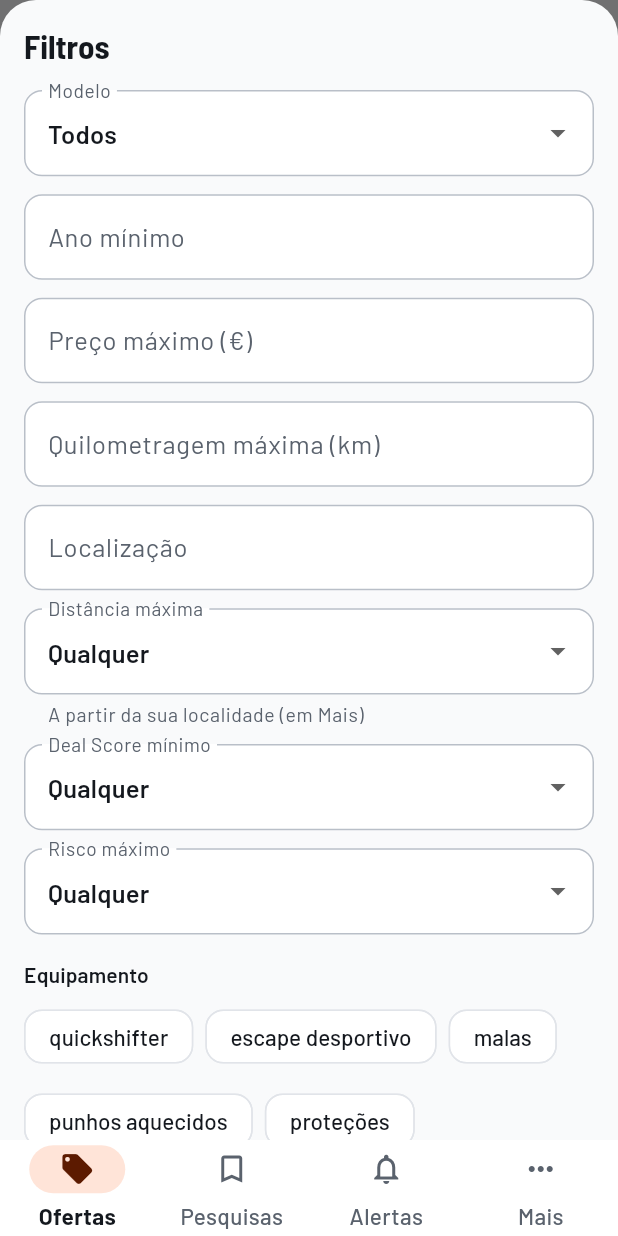
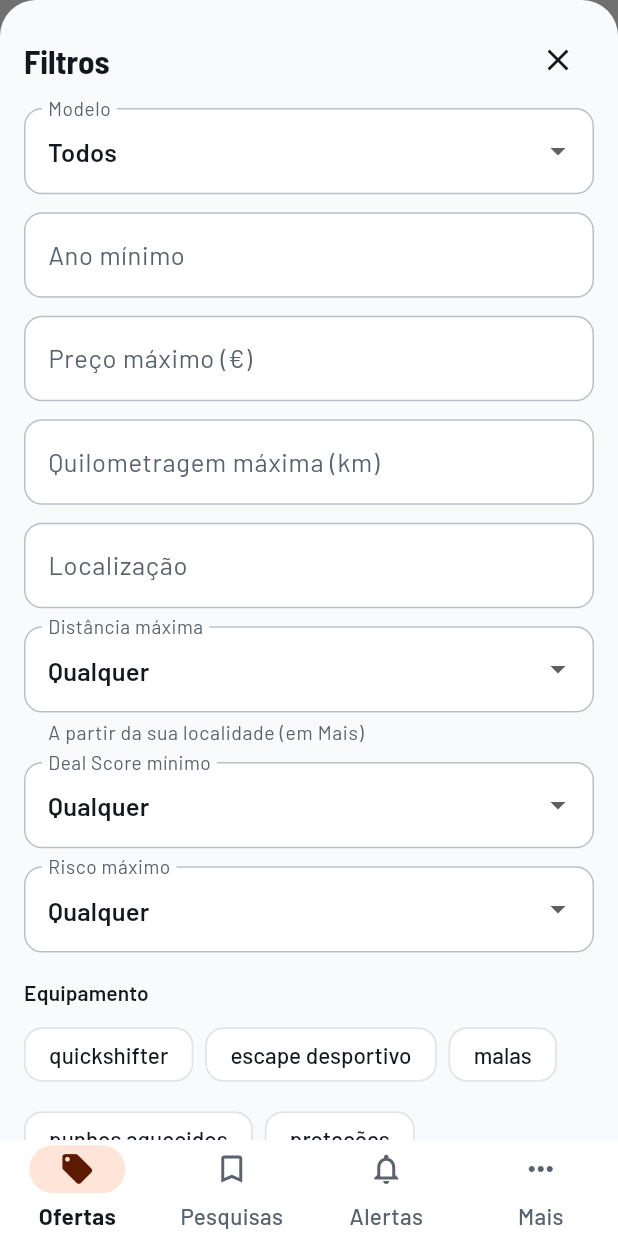
Before and after one commit to rafaelfaria1323/motorcycle-deal-tracker, a Flutter app: the screen it shows after launch, after a tap on the "tune" icon, on a phone screen of 412 x 824 dp. Run offline on Flutter 3.47's test engine with Material 3 defaults, Android fonts, the phone set to English and light mode, and no system bars; our stand-ins replace equatable, flutter_bloc, get_it, go_router, supabase, supabase_flutter; missing offline and left inert: dart:js_interop; accounts and stored records are empty; network calls fail.

Commit message:
fix(app): close button on the filters sheet (15.16)
The sheet fills the phone's screen, so there was no backdrop to tap.

Co-Authored-By: Claude Opus 5.5 <noreply@anthropic.com>
Claude-Session: https://claude.ai/code/session_012Qsimqdoa35Cf1xtr2Jz16

```diff
--- a/app/lib/features/listings/presentation/widgets/filters_sheet.dart
+++ b/app/lib/features/listings/presentation/widgets/filters_sheet.dart
@@ -86,8 +86,24 @@ class _FiltersSheetState extends State<FiltersSheet> {
         mainAxisSize: MainAxisSize.min,
         crossAxisAlignment: CrossAxisAlignment.stretch,
         children: [
-          Text('Filtros', style: Theme.of(context).textTheme.titleLarge),
-          const SizedBox(height: 16),
+          Row(
+            children: [
+              Expanded(
+                child: Text(
+                  'Filtros',
+                  style: Theme.of(context).textTheme.titleLarge,
+                ),
+              ),
+              // The sheet fills the screen on a phone, so there is no
+              // backdrop to tap: closing keeps the current filters.
+              IconButton(
+                tooltip: 'Fechar',
+                icon: const Icon(Icons.close),
+                onPressed: () => Navigator.of(context).pop(),
+              ),
+            ],
+          ),
+          const SizedBox(height: 8),
           DropdownButtonFormField<String?>(
             initialValue: _motorcycleId,
             decoration: const InputDecoration(
```
Also changed, not shown: 1 other file.
